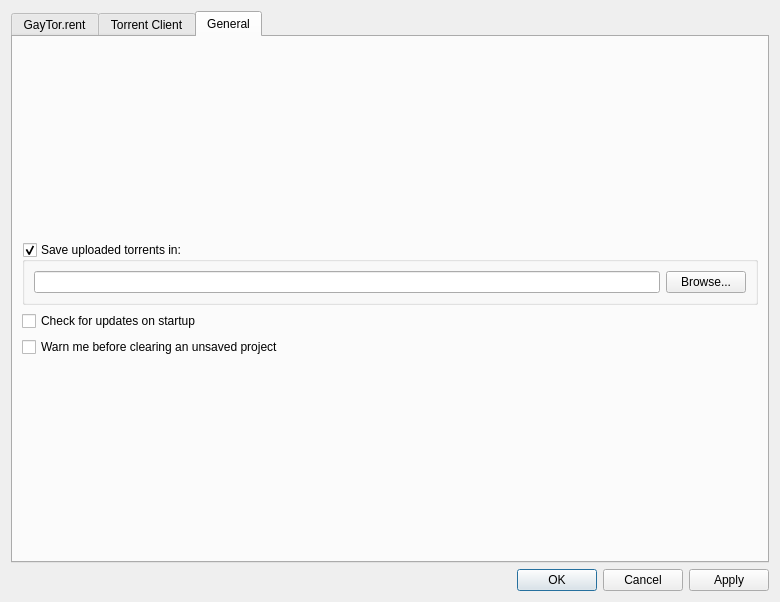
Above: src/settingswindow.ui from vancer0/guu-cpp before the change. Below: the same form after it.
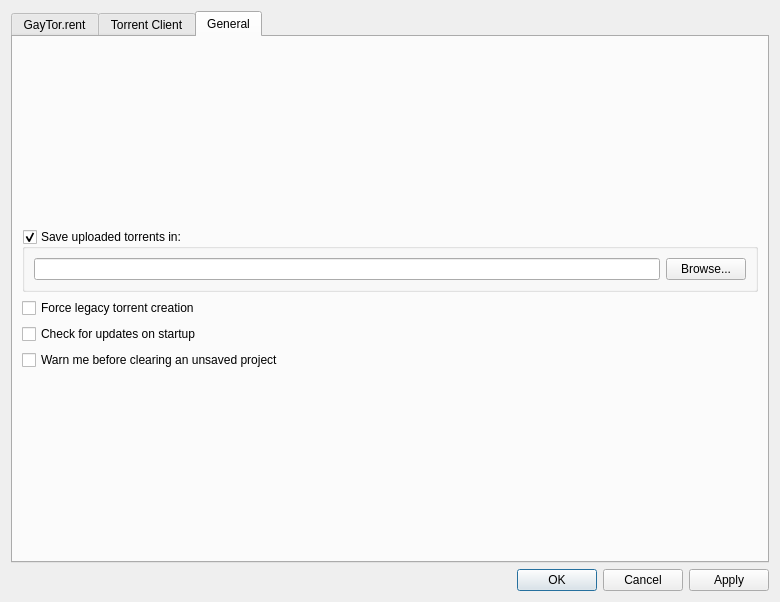
That is the form after the change. Icons and pictures are not drawn.

Commit message: Add option to create V1 torrents

The edit to the form file:
```diff
--- a/src/settingswindow.ui
+++ b/src/settingswindow.ui
@@ -550,6 +550,16 @@
          </layout>
         </widget>
        </item>
+       <item>
+        <widget class="QCheckBox" name="forceV1">
+         <property name="toolTip">
+          <string>&lt;html&gt;&lt;head/&gt;&lt;body&gt;&lt;p&gt;Enabling this option will force the program to generate torrents as V1 type. This is generally not recommended unless you are using an older torrent client which does not support V2 metadata and padding.&lt;/p&gt;&lt;/body&gt;&lt;/html&gt;</string>
+         </property>
+         <property name="text">
+          <string>Force legacy torrent creation</string>
+         </property>
+        </widget>
+       </item>
        <item>
         <widget class="QCheckBox" name="checkUpdates">
          <property name="sizePolicy">
```
The commit also changes 11 other files.
